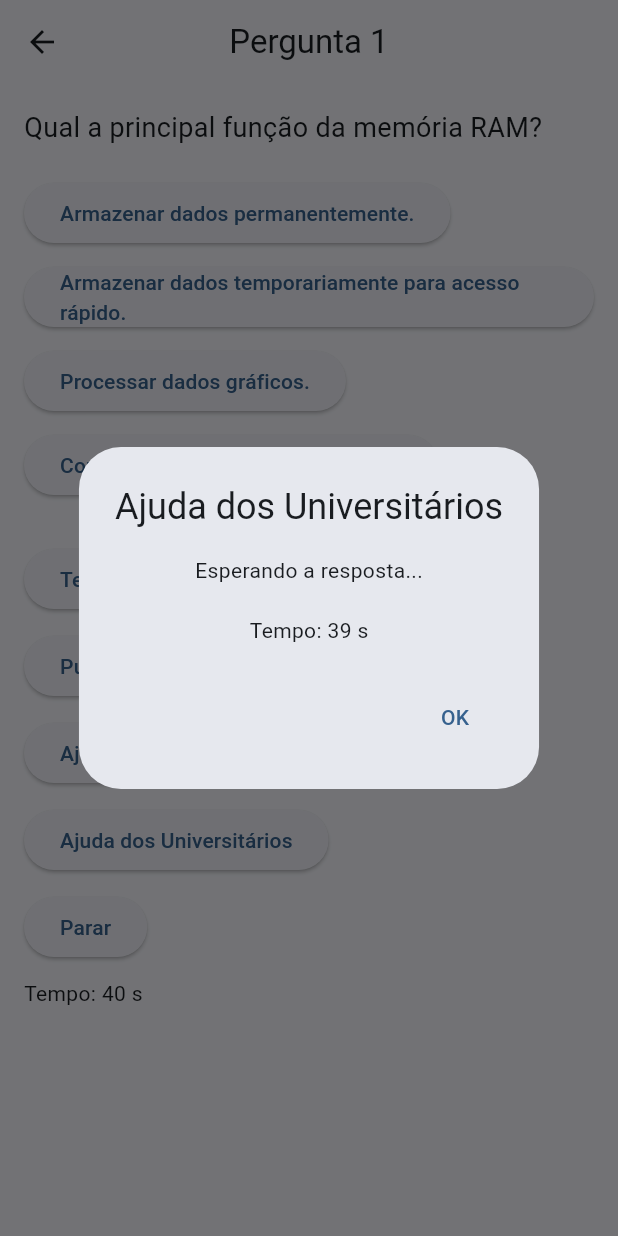
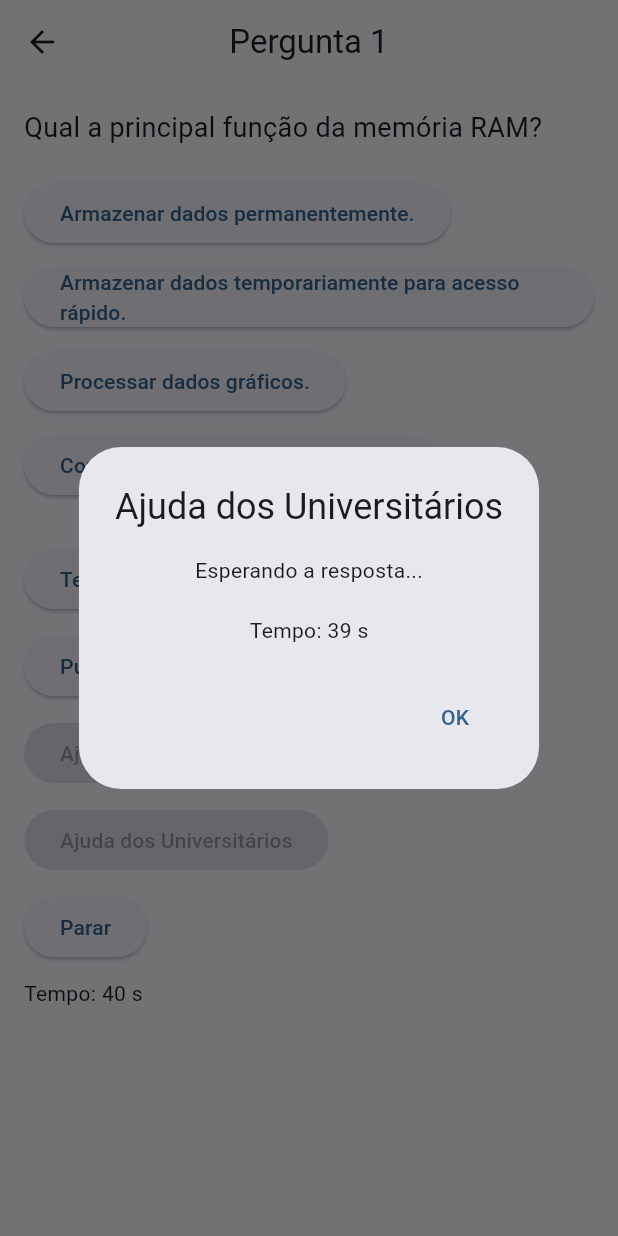
Before and after one commit to gabrielamds/AOCApp, a Flutter app: the TelaPerguntas screen opened directly, after a tap on "Ajuda da Professora", after a tap on "Ajuda dos Universitários", on a phone screen of 412 x 824 dp. Run offline on Flutter 3.47's test engine with Material 3 defaults, Android fonts, the phone set to English and light mode, and no system bars.

```diff
--- a/lib/main.dart
+++ b/lib/main.dart
@@ -219,6 +219,8 @@ class _TelaPerguntasState extends State<TelaPerguntas> {
   int segundosRestantes = 45;
   bool bloqueio = false;
   bool tentarSorteDisponivel = true; // Para controlar se "Tentar a Sorte" pode ser usado
+  bool ajudaProfessoraDisponivel = true; // Para controlar se "Ajuda da Professora" pode ser usado
+  bool ajudaUniversitariosDisponivel = true; // Para controlar se "Ajuda dos Universitários" pode ser usado
   late Timer timer;
   List<bool> respostasCorretas = [];
   List<bool> alternativasInativas = [false, false, false, false]; // Para desabilitar alternativas erradas
@@ -361,6 +363,12 @@ class _TelaPerguntasState extends State<TelaPerguntas> {
 }
 
   void _ajudaProfessora() {
+  if (!ajudaProfessoraDisponivel) return;
+
+  setState(() {
+    ajudaProfessoraDisponivel = false; // Desativa a opção "Ajuda da Professora"
+  });
+
   showDialog(
     context: context,
     builder: (ctx) => StatefulBuilder(
@@ -400,6 +408,12 @@ class _TelaPerguntasState extends State<TelaPerguntas> {
 }
 
 void _ajudaUniversitarios() {
+  if (!ajudaUniversitariosDisponivel) return;
+
+  setState(() {
+    ajudaUniversitariosDisponivel = false; // Desativa a opção "Ajuda dos Universitários"
+  });
+
   showDialog(
     context: context,
     builder: (ctx) => StatefulBuilder(
@@ -551,12 +565,12 @@ void _ajudaUniversitarios() {
                 ),
                 const SizedBox(height: 10),
                 ElevatedButton(
-                  onPressed: _ajudaProfessora,
+                  onPressed: ajudaProfessoraDisponivel ? _ajudaProfessora : null,
                   child: const Text('Ajuda da Professora'),
                 ),
                 const SizedBox(height: 10),
                 ElevatedButton(
-                  onPressed: _ajudaUniversitarios,
+                  onPressed: ajudaUniversitariosDisponivel ? _ajudaUniversitarios : null,
                   child: const Text('Ajuda dos Universitários'),
                 ),
                 const SizedBox(height: 10),
```
